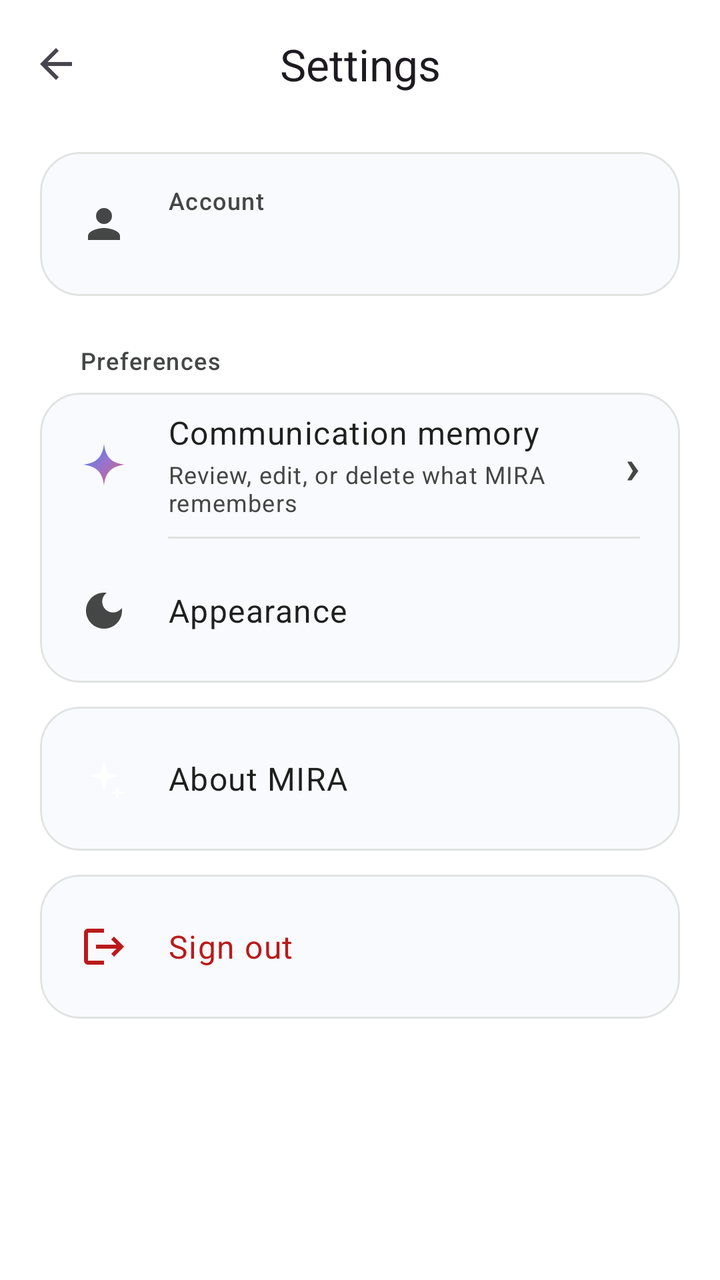
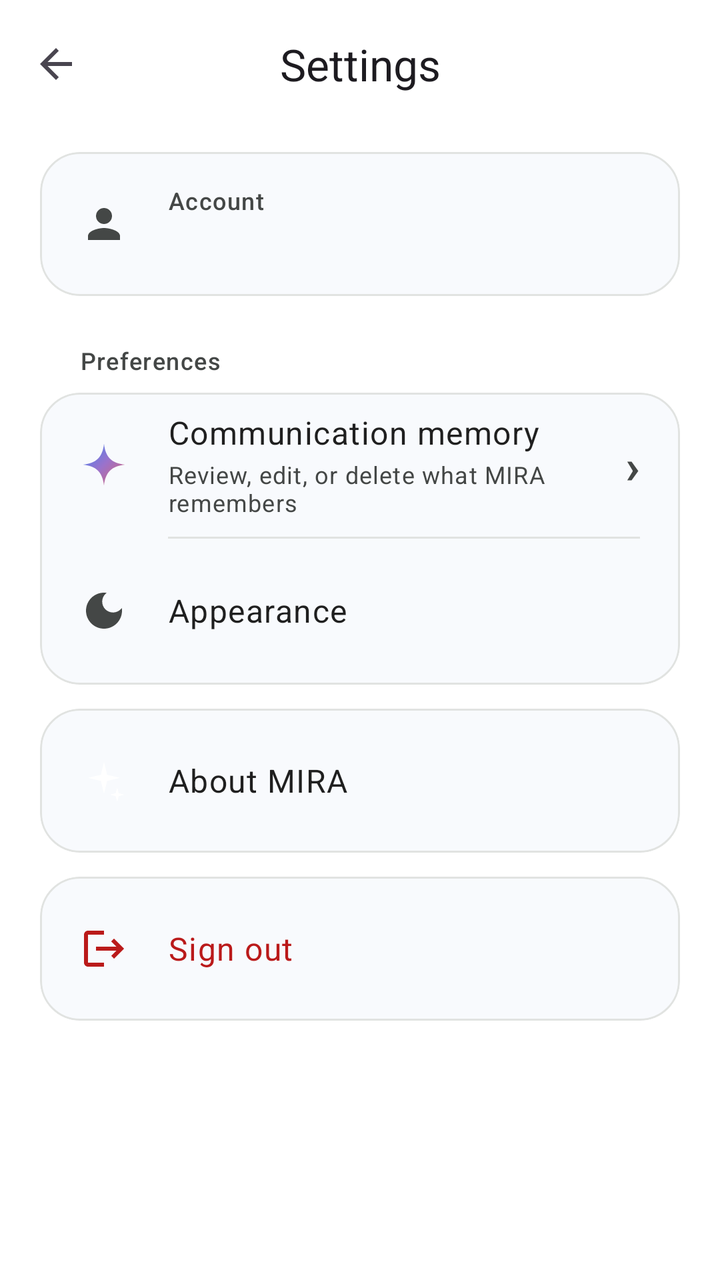

The first picture is an Android layout as it rendered before a commit; the second is the same layout after the commit. The layout source and the unified diff follow.
<!-- AndroidManifest.xml: application theme Theme.MIRA -->
<!-- res/layout/activity_settings.xml -->
<?xml version="1.0" encoding="utf-8"?>
<LinearLayout xmlns:android="http://schemas.android.com/apk/res/android"
    xmlns:app="http://schemas.android.com/apk/res-auto"
    android:layout_width="match_parent"
    android:layout_height="match_parent"
    android:background="?attr/colorSurface"
    android:orientation="vertical">

    <com.google.android.material.appbar.MaterialToolbar
        android:id="@+id/settingsToolbar"
        android:layout_width="match_parent"
        android:layout_height="?attr/actionBarSize"
        app:navigationIcon="?attr/homeAsUpIndicator"
        app:title="@string/settings"
        app:titleCentered="true" />

    <ScrollView
        android:layout_width="match_parent"
        android:layout_height="0dp"
        android:layout_weight="1"
        android:fillViewport="true">

        <LinearLayout
            android:layout_width="match_parent"
            android:layout_height="wrap_content"
            android:orientation="vertical"
            android:paddingStart="20dp"
            android:paddingTop="12dp"
            android:paddingEnd="20dp"
            android:paddingBottom="24dp">

            
            <com.google.android.material.card.MaterialCardView
                android:layout_width="match_parent"
                android:layout_height="wrap_content"
                app:cardBackgroundColor="?attr/colorSurfaceContainerLow"
                app:cardCornerRadius="20dp"
                app:cardElevation="0dp">

                <LinearLayout
                    android:layout_width="match_parent"
                    android:layout_height="wrap_content"
                    android:gravity="center_vertical"
                    android:minHeight="72dp"
                    android:orientation="horizontal"
                    android:paddingStart="20dp"
                    android:paddingEnd="20dp">

                    <ImageView
                        android:layout_width="24dp"
                        android:layout_height="24dp"
                        android:contentDescription="@null"
                        android:src="@drawable/ic_person" />

                    <LinearLayout
                        android:layout_width="0dp"
                        android:layout_height="wrap_content"
                        android:layout_marginStart="20dp"
                        android:layout_weight="1"
                        android:orientation="vertical">

                        <TextView
                            android:layout_width="match_parent"
                            android:layout_height="wrap_content"
                            android:text="@string/account_label"
                            android:textAppearance="?attr/textAppearanceLabelMedium"
                            android:textColor="?attr/colorOnSurfaceVariant" />

                        <TextView
                            android:id="@+id/settingsEmail"
                            android:layout_width="match_parent"
                            android:layout_height="wrap_content"
                            android:layout_marginTop="2dp"
                            android:ellipsize="end"
                            android:maxLines="1"
                            android:textAppearance="?attr/textAppearanceBodyLarge"
                            android:textColor="?attr/colorOnSurface" />
                    </LinearLayout>
                </LinearLayout>
            </com.google.android.material.card.MaterialCardView>

            <TextView
                android:layout_width="match_parent"
                android:layout_height="wrap_content"
                android:layout_marginStart="20dp"
                android:layout_marginTop="24dp"
                android:layout_marginBottom="8dp"
                android:text="@string/settings_preferences"
                android:textAppearance="?attr/textAppearanceLabelMedium"
                android:textColor="?attr/colorOnSurfaceVariant" />

            <com.google.android.material.card.MaterialCardView
                android:layout_width="match_parent"
                android:layout_height="wrap_content"
                app:cardBackgroundColor="?attr/colorSurfaceContainerLow"
                app:cardCornerRadius="20dp"
                app:cardElevation="0dp">

                <LinearLayout
                    android:layout_width="match_parent"
                    android:layout_height="wrap_content"
                    android:orientation="vertical">

                    <LinearLayout
                        android:id="@+id/memoryRow"
                        android:layout_width="match_parent"
                        android:layout_height="wrap_content"
                        android:background="?attr/selectableItemBackground"
                        android:clickable="true"
                        android:focusable="true"
                        android:gravity="center_vertical"
                        android:minHeight="72dp"
                        android:orientation="horizontal"
                        android:paddingStart="20dp"
                        android:paddingEnd="20dp">

                        <ImageView
                            android:layout_width="24dp"
                            android:layout_height="24dp"
                            android:contentDescription="@null"
                            android:src="@drawable/ic_spark" />

                        <LinearLayout
                            android:layout_width="0dp"
                            android:layout_height="wrap_content"
                            android:layout_marginStart="20dp"
                            android:layout_weight="1"
                            android:orientation="vertical">

                            <TextView
                                android:layout_width="match_parent"
                                android:layout_height="wrap_content"
                                android:text="@string/communication_memory"
                                android:textAppearance="?attr/textAppearanceBodyLarge"
                                android:textColor="?attr/colorOnSurface" />

                            <TextView
                                android:layout_width="match_parent"
                                android:layout_height="wrap_content"
                                android:layout_marginTop="2dp"
                                android:text="@string/communication_memory_subtitle"
                                android:textAppearance="?attr/textAppearanceBodySmall"
                                android:textColor="?attr/colorOnSurfaceVariant" />
                        </LinearLayout>

                        <TextView
                            android:layout_width="wrap_content"
                            android:layout_height="wrap_content"
                            android:layout_marginStart="12dp"
                            android:text="@string/chevron"
                            android:textAppearance="?attr/textAppearanceHeadlineSmall"
                            android:textColor="?attr/colorOnSurfaceVariant" />
                    </LinearLayout>

                    <View
                        android:layout_width="match_parent"
                        android:layout_height="1dp"
                        android:layout_marginStart="64dp"
                        android:layout_marginEnd="20dp"
                        android:background="?attr/colorOutlineVariant" />

                    <LinearLayout
                        android:id="@+id/appearanceRow"
                        android:layout_width="match_parent"
                        android:layout_height="wrap_content"
                        android:background="?attr/selectableItemBackground"
                        android:clickable="true"
                        android:focusable="true"
                        android:gravity="center_vertical"
                        android:minHeight="72dp"
                        android:orientation="horizontal"
                        android:paddingStart="20dp"
                        android:paddingEnd="20dp">

                        <ImageView
                            android:layout_width="24dp"
                            android:layout_height="24dp"
                            android:contentDescription="@null"
                            android:src="@drawable/ic_contrast" />

                        <TextView
                            android:layout_width="0dp"
                            android:layout_height="wrap_content"
                            android:layout_marginStart="20dp"
                            android:layout_weight="1"
                            android:text="@string/settings_appearance"
                            android:textAppearance="?attr/textAppearanceBodyLarge"
                            android:textColor="?attr/colorOnSurface" />

                        <TextView
                            android:id="@+id/appearanceValue"
                            android:layout_width="wrap_content"
                            android:layout_height="wrap_content"
                            android:textAppearance="?attr/textAppearanceBodyMedium"
                            android:textColor="?attr/colorOnSurfaceVariant" />
                    </LinearLayout>
                </LinearLayout>
            </com.google.android.material.card.MaterialCardView>

            <com.google.android.material.card.MaterialCardView
                android:layout_width="match_parent"
                android:layout_height="wrap_content"
                android:layout_marginTop="12dp"
                app:cardBackgroundColor="?attr/colorSurfaceContainerLow"
                app:cardCornerRadius="20dp"
                app:cardElevation="0dp">

                <LinearLayout
                    android:id="@+id/aboutRow"
                    android:layout_width="match_parent"
                    android:layout_height="wrap_content"
                    android:background="?attr/selectableItemBackground"
                    android:clickable="true"
                    android:focusable="true"
                    android:gravity="center_vertical"
                    android:minHeight="72dp"
                    android:orientation="horizontal"
                    android:paddingStart="20dp"
                    android:paddingEnd="20dp">

                    <ImageView
                        android:layout_width="24dp"
                        android:layout_height="24dp"
                        android:contentDescription="@null"
                        android:src="@drawable/ic_memory" />

                    <TextView
                        android:layout_width="0dp"
                        android:layout_height="wrap_content"
                        android:layout_marginStart="20dp"
                        android:layout_weight="1"
                        android:text="@string/about_title"
                        android:textAppearance="?attr/textAppearanceBodyLarge"
                        android:textColor="?attr/colorOnSurface" />

                    <TextView
                        android:id="@+id/aboutValue"
                        android:layout_width="wrap_content"
                        android:layout_height="wrap_content"
                        android:textAppearance="?attr/textAppearanceBodyMedium"
                        android:textColor="?attr/colorOnSurfaceVariant" />
                </LinearLayout>
            </com.google.android.material.card.MaterialCardView>

            <com.google.android.material.card.MaterialCardView
                android:layout_width="match_parent"
                android:layout_height="wrap_content"
                android:layout_marginTop="12dp"
                app:cardBackgroundColor="?attr/colorSurfaceContainerLow"
                app:cardCornerRadius="20dp"
                app:cardElevation="0dp">

                <LinearLayout
                    android:id="@+id/signOutButton"
                    android:layout_width="match_parent"
                    android:layout_height="wrap_content"
                    android:background="?attr/selectableItemBackground"
                    android:clickable="true"
                    android:focusable="true"
                    android:gravity="center_vertical"
                    android:minHeight="72dp"
                    android:orientation="horizontal"
                    android:paddingStart="20dp"
                    android:paddingEnd="20dp">

                    <ImageView
                        android:layout_width="24dp"
                        android:layout_height="24dp"
                        android:contentDescription="@null"
                        android:src="@drawable/ic_logout"
                        app:tint="?attr/colorError" />

                    <TextView
                        android:layout_width="0dp"
                        android:layout_height="wrap_content"
                        android:layout_marginStart="20dp"
                        android:layout_weight="1"
                        android:text="@string/logout"
                        android:textAppearance="?attr/textAppearanceBodyLarge"
                        android:textColor="?attr/colorError" />
                </LinearLayout>
            </com.google.android.material.card.MaterialCardView>
        </LinearLayout>
    </ScrollView>
</LinearLayout>
<!-- resources referenced by this layout -->
<resources>
  <string name="about_title">About MIRA</string>
  <string name="account_label">Account</string>
  <string name="chevron">›</string>
  <string name="communication_memory">Communication memory</string>
  <string name="communication_memory_subtitle">Review, edit, or delete what MIRA remembers</string>
  <string name="logout">Sign out</string>
  <string name="settings">Settings</string>
  <string name="settings_appearance">Appearance</string>
  <string name="settings_preferences">Preferences</string>
  <style name="Theme.MIRA" parent="Base.Theme.MIRA" />
  <color name="brand_gradient_start">#4285F4</color>
  <color name="brand_gradient_mid">#9B72CB</color>
  <color name="brand_gradient_end">#D96570</color>
  <color name="brand_primary">#6C4CE0</color>
  <color name="brand_on_primary">#FFFFFF</color>
  <color name="brand_primary_container">#E7DEFF</color>
  <color name="brand_on_primary_container">#21005D</color>
  <color name="brand_secondary">#7B5AD6</color>
  <color name="brand_on_secondary">#FFFFFF</color>
  <color name="brand_secondary_container">#E9E0FF</color>
  <color name="brand_on_secondary_container">#2B0B52</color>
  <color name="brand_tertiary">#B5385A</color>
  <color name="brand_on_tertiary">#FFFFFF</color>
  <color name="brand_tertiary_container">#FFD9DF</color>
  <color name="brand_on_tertiary_container">#3F0018</color>
  <color name="brand_bg">#FFFFFF</color>
  <color name="brand_ink">#1F1F1F</color>
  <color name="brand_surface">#FFFFFF</color>
  <color name="brand_surface_variant">#F0F4F9</color>
  <color name="brand_ink_muted">#444746</color>
  <color name="brand_soft_surface">#F8FAFD</color>
  <color name="brand_soft_surface_high">#F0F4F9</color>
  <color name="brand_outline">#C4C7C5</color>
  <color name="brand_outline_variant">#E1E3E1</color>
  <color name="brand_error">#BA1A1A</color>
  <color name="brand_on_error">#FFFFFF</color>
  <color name="brand_error_container">#FFDAD6</color>
  <color name="brand_on_error_container">#410002</color>
  <style name="TextAppearance.Mira.HeadlineMedium" parent="TextAppearance.Material3.HeadlineMedium">
          <item name="android:letterSpacing">-0.02</item>
          <item name="android:textStyle">bold</item>
      </style>
  <style name="TextAppearance.Mira.TitleMedium" parent="TextAppearance.Material3.TitleMedium">
          <item name="android:letterSpacing">-0.01</item>
      </style>
  <style name="TextAppearance.Mira.HeadlineSmall" parent="TextAppearance.Material3.HeadlineSmall">
          <item name="android:letterSpacing">-0.015</item>
          <item name="android:textStyle">bold</item>
      </style>
  <!-- unchanged entries left out for length: 6 -->
</resources>

<!-- the commit's change to res/layout/activity_settings.xml (unified diff, before → after) -->
@@ -193,6 +193,63 @@
                             android:layout_height="wrap_content"
                             android:textAppearance="?attr/textAppearanceBodyMedium"
                             android:textColor="?attr/colorOnSurfaceVariant" />
+                    </LinearLayout>
+
+                    <View
+                        android:layout_width="match_parent"
+                        android:layout_height="1dp"
+                        android:layout_marginStart="64dp"
+                        android:layout_marginEnd="20dp"
+                        android:background="?attr/colorOutlineVariant" />
+
+                    <LinearLayout
+                        android:id="@+id/dynamicColorRow"
+                        android:layout_width="match_parent"
+                        android:layout_height="wrap_content"
+                        android:background="?attr/selectableItemBackground"
+                        android:clickable="true"
+                        android:focusable="true"
+                        android:gravity="center_vertical"
+                        android:minHeight="72dp"
+                        android:orientation="horizontal"
+                        android:paddingStart="20dp"
+                        android:paddingEnd="20dp"
+                        android:visibility="gone">
+
+                        <ImageView
+                            android:layout_width="24dp"
+                            android:layout_height="24dp"
+                            android:contentDescription="@null"
+                            android:src="@drawable/ic_palette" />
+
+                        <LinearLayout
+                            android:layout_width="0dp"
+                            android:layout_height="wrap_content"
+                            android:layout_marginStart="20dp"
+                            android:layout_weight="1"
+                            android:orientation="vertical">
+
+                            <TextView
+                                android:layout_width="match_parent"
+                                android:layout_height="wrap_content"
+                                android:text="@string/settings_dynamic_color"
+                                android:textAppearance="?attr/textAppearanceBodyLarge"
+                                android:textColor="?attr/colorOnSurface" />
+
+                            <TextView
+                                android:layout_width="match_parent"
+                                android:layout_height="wrap_content"
+                                android:layout_marginTop="2dp"
+                                android:text="@string/settings_dynamic_color_summary"
+                                android:textAppearance="?attr/textAppearanceBodySmall"
+                                android:textColor="?attr/colorOnSurfaceVariant" />
+                        </LinearLayout>
+
+                        <com.google.android.material.materialswitch.MaterialSwitch
+                            android:id="@+id/dynamicColorSwitch"
+                            android:layout_width="wrap_content"
+                            android:layout_height="wrap_content"
+                            android:layout_marginStart="12dp" />
                     </LinearLayout>
                 </LinearLayout>
             </com.google.android.material.card.MaterialCardView>
<!-- resource entries referenced after the edit -->
@@ -1,5 +1,17 @@
 <!-- resources referenced by this layout -->
 <resources>
+  <!-- drawable ic_palette (drawable) -->
+  <?xml version="1.0" encoding="utf-8"?>
+  <vector xmlns:android="http://schemas.android.com/apk/res/android"
+      android:width="24dp"
+      android:height="24dp"
+      android:viewportWidth="24"
+      android:viewportHeight="24"
+      android:tint="?attr/colorOnSurfaceVariant">
+      <path
+          android:fillColor="@android:color/white"
+          android:pathData="M12,3c-4.97,0 -9,4.03 -9,9s4.03,9 9,9c0.83,0 1.5,-0.67 1.5,-1.5 0,-0.39 -0.15,-0.74 -0.39,-1.01 -0.23,-0.26 -0.38,-0.61 -0.38,-0.99 0,-0.83 0.67,-1.5 1.5,-1.5H16c2.76,0 5,-2.24 5,-5 0,-4.42 -4.03,-8 -9,-8zM6.5,12c-0.83,0 -1.5,-0.67 -1.5,-1.5S5.67,9 6.5,9 8,9.67 8,10.5 7.33,12 6.5,12zM9.5,8C8.67,8 8,7.33 8,6.5S8.67,5 9.5,5 11,5.67 11,6.5 10.33,8 9.5,8zM14.5,8c-0.83,0 -1.5,-0.67 -1.5,-1.5S13.67,5 14.5,5 16,5.67 16,6.5 15.33,8 14.5,8zM17.5,12c-0.83,0 -1.5,-0.67 -1.5,-1.5S16.67,9 17.5,9 19,9.67 19,10.5 18.33,12 17.5,12z" />
+  </vector>
   <string name="about_title">About MIRA</string>
   <string name="account_label">Account</string>
   <string name="chevron">›</string>
@@ -8,6 +20,8 @@
   <string name="logout">Sign out</string>
   <string name="settings">Settings</string>
   <string name="settings_appearance">Appearance</string>
+  <string name="settings_dynamic_color">Dynamic color</string>
+  <string name="settings_dynamic_color_summary">Use your wallpaper palette (Android 12+)</string>
   <string name="settings_preferences">Preferences</string>
   <style name="Theme.MIRA" parent="Base.Theme.MIRA" />
   <color name="brand_gradient_start">#4285F4</color>
